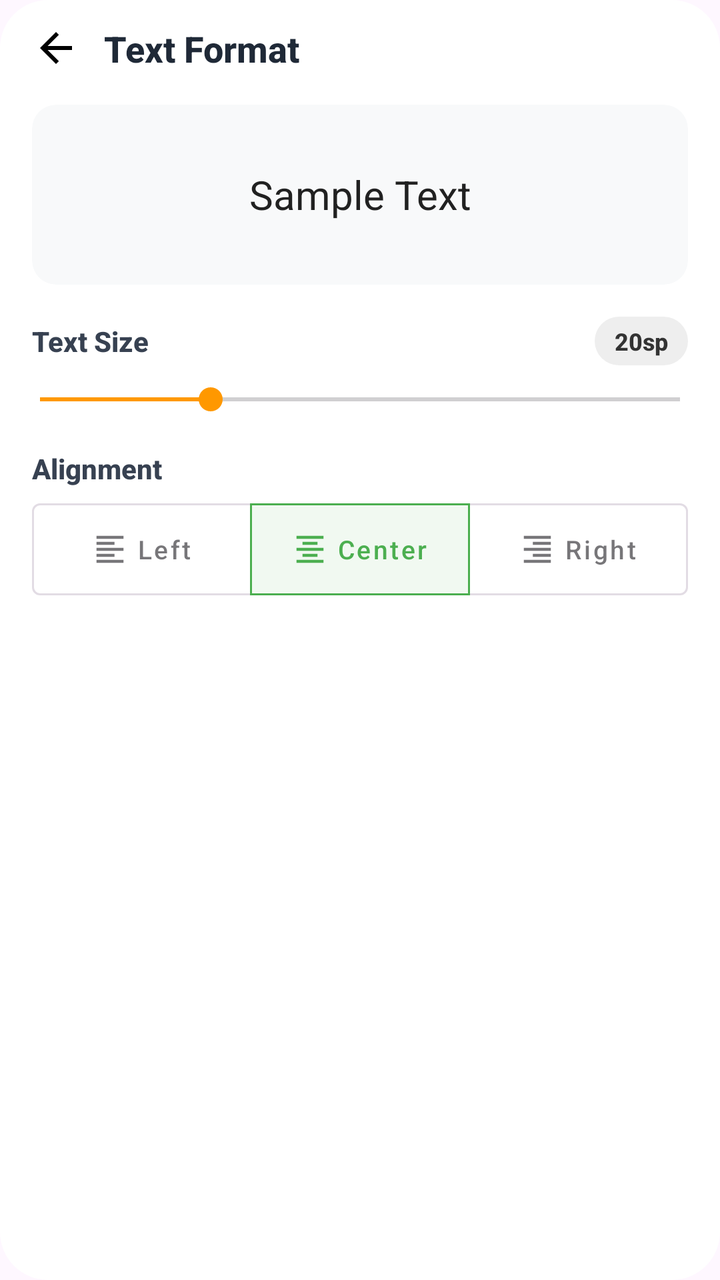
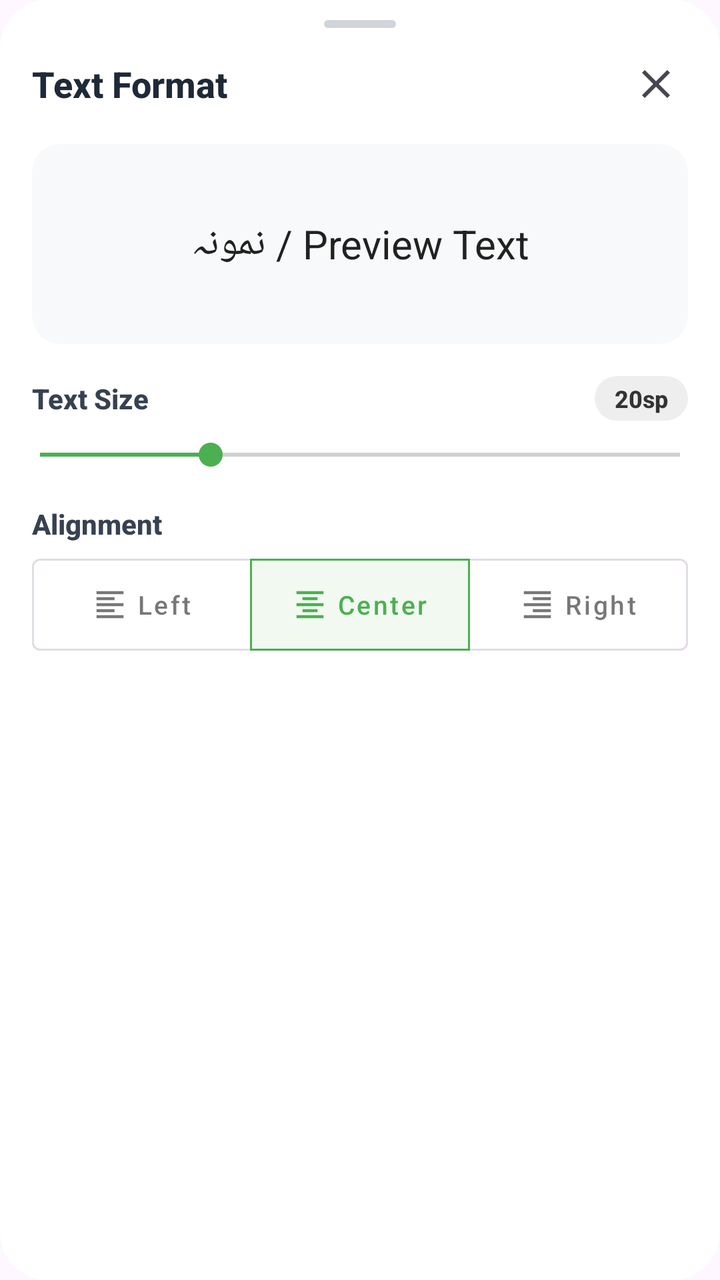

Screens rendered from an Android XML layout before and after an edit, with the pre-edit source and the edit as a unified diff.
<!-- AndroidManifest.xml: another module's application theme Theme.DialogHub -->
<!-- res/layout/dialog_text_format.xml -->
<?xml version="1.0" encoding="utf-8"?>
<LinearLayout xmlns:android="http://schemas.android.com/apk/res/android"
    xmlns:app="http://schemas.android.com/apk/res-auto"
    android:layout_width="match_parent"
    android:layout_height="wrap_content"
    android:layout_gravity="center"
    android:background="@drawable/rounded_background"
    android:orientation="vertical"
    android:paddingStart="16dp"
    android:paddingEnd="16dp"
    android:paddingBottom="20dp">

    
    <LinearLayout
        android:layout_width="match_parent"
        android:layout_height="wrap_content"
        android:gravity="center_vertical"
        android:paddingTop="12dp"
        android:paddingBottom="12dp">

        <ImageButton
            android:id="@+id/btnBack"
            android:layout_width="wrap_content"
            android:layout_height="wrap_content"
            android:background="?actionBarItemBackground"
            android:contentDescription="@string/back_button"
            android:paddingEnd="12dp"
            android:src="@drawable/arrow_back" />

        <TextView
            android:layout_width="0dp"
            android:layout_height="wrap_content"
            android:layout_weight="1"
            android:fontFamily="sans-serif-medium"
            android:text="@string/format_text"
            android:textColor="#1F2937"
            android:textSize="18sp"
            android:textStyle="bold" />
    </LinearLayout>

    
    <androidx.cardview.widget.CardView
        android:layout_width="match_parent"
        android:layout_height="90dp"
        android:layout_marginTop="4dp"
        android:layout_marginBottom="12dp"
        app:cardBackgroundColor="#F8F9FA"
        app:cardCornerRadius="12dp"
        app:cardElevation="0dp">

        <TextView
            android:id="@+id/tvLivePreview"
            android:layout_width="match_parent"
            android:layout_height="match_parent"
            android:gravity="center"
            android:padding="12dp"
            android:text="@string/sample_text"
            android:textColor="#212121"
            android:textSize="20sp" />
    </androidx.cardview.widget.CardView>

    
    <LinearLayout
        android:layout_width="match_parent"
        android:layout_height="wrap_content"
        android:gravity="center_vertical"
        android:orientation="horizontal"
        android:paddingTop="4dp">

        <TextView
            android:layout_width="0dp"
            android:layout_height="wrap_content"
            android:layout_weight="1"
            android:fontFamily="sans-serif-medium"
            android:text="@string/text_size"
            android:textColor="#374151"
            android:textSize="14sp"
            android:textStyle="bold" />

        <TextView
            android:id="@+id/tvSizeValue"
            android:layout_width="wrap_content"
            android:layout_height="wrap_content"
            android:background="@drawable/rounded_background"
            android:backgroundTint="#EEEEEE"
            android:fontFamily="sans-serif-medium"
            android:paddingStart="10dp"
            android:paddingTop="4dp"
            android:paddingEnd="10dp"
            android:paddingBottom="4dp"
            android:text="20sp"
            android:textColor="#333333"
            android:textSize="12sp"
            android:textStyle="bold" />
    </LinearLayout>

    <SeekBar
        android:id="@+id/seekBarTextSize"
        android:layout_width="match_parent"
        android:layout_height="wrap_content"
        android:layout_marginTop="8dp"
        android:max="30"
        android:paddingStart="4dp"
        android:paddingEnd="4dp"
        android:progress="8"
        android:progressTint="@color/yellow"
        android:thumbTint="@color/yellow" />

    
    <TextView
        android:layout_width="match_parent"
        android:layout_height="wrap_content"
        android:layout_marginTop="16dp"
        android:fontFamily="sans-serif-medium"
        android:text="@string/text_alignment"
        android:textColor="#374151"
        android:textSize="14sp"
        android:textStyle="bold" />

    
    <com.google.android.material.button.MaterialButtonToggleGroup
        android:id="@+id/toggleGroupAlignment"
        android:layout_width="match_parent"
        android:layout_height="wrap_content"
        android:layout_marginTop="8dp"
        app:checkedButton="@id/btnAlignCenter"
        app:selectionRequired="true"
        app:singleSelection="true">

        <com.google.android.material.button.MaterialButton
            android:id="@+id/btnAlignLeft"
            style="@style/Widget.MaterialComponents.Button.OutlinedButton"
            android:layout_width="0dp"
            android:layout_height="46dp"
            android:layout_weight="1"
            android:insetTop="0dp"
            android:insetBottom="0dp"
            android:paddingStart="4dp"
            android:paddingEnd="4dp"
            android:text="@string/align_left"
            android:textAllCaps="false"
            android:textSize="13sp"
            app:icon="@drawable/ic_align_left"
            app:iconGravity="textStart"
            app:iconPadding="4dp"
            app:iconSize="18dp" />

        <com.google.android.material.button.MaterialButton
            android:id="@+id/btnAlignCenter"
            style="@style/Widget.MaterialComponents.Button.OutlinedButton"
            android:layout_width="0dp"
            android:layout_height="46dp"
            android:layout_weight="1"
            android:insetTop="0dp"
            android:insetBottom="0dp"
            android:paddingStart="4dp"
            android:paddingEnd="4dp"
            android:text="@string/align_center"
            android:textAllCaps="false"
            android:textSize="13sp"
            app:icon="@drawable/ic_align_center"
            app:iconGravity="textStart"
            app:iconPadding="4dp"
            app:iconSize="18dp" />

        <com.google.android.material.button.MaterialButton
            android:id="@+id/btnAlignRight"
            style="@style/Widget.MaterialComponents.Button.OutlinedButton"
            android:layout_width="0dp"
            android:layout_height="46dp"
            android:layout_weight="1"
            android:insetTop="0dp"
            android:insetBottom="0dp"
            android:paddingStart="4dp"
            android:paddingEnd="4dp"
            android:text="@string/align_right"
            android:textAllCaps="false"
            android:textSize="13sp"
            app:icon="@drawable/ic_align_right"
            app:iconGravity="textStart"
            app:iconPadding="4dp"
            app:iconSize="18dp" />

    </com.google.android.material.button.MaterialButtonToggleGroup>

</LinearLayout>
<!-- resources referenced by this layout -->
<resources>
  <color name="yellow">#FF9800</color>
  <!-- drawable arrow_back (drawable) -->
  <vector xmlns:android="http://schemas.android.com/apk/res/android"
      android:width="24dp"
      android:height="24dp"
      android:viewportWidth="960"
      android:viewportHeight="960">
    <path
        android:pathData="m313,520 l224,224 -57,56 -320,-320 320,-320 57,56 -224,224h487v80L313,520Z"
        android:fillColor="#000000"/>
  </vector>
  <!-- drawable ic_align_center (drawable) -->
  <vector xmlns:android="http://schemas.android.com/apk/res/android"
      android:width="24dp"
      android:height="24dp"
      android:viewportWidth="24"
      android:viewportHeight="24">
      <path
          android:fillColor="#FF333333"
          android:pathData="M7,15v2h10v-2H7zm-4,6h18v-2H3v2zm0,-8h18v-2H3v2zm4,-6v2h10V7H7zM3,3v2h18V3H3z"/>
  </vector>
  <!-- drawable ic_align_left (drawable) -->
  <vector xmlns:android="http://schemas.android.com/apk/res/android"
      android:width="24dp"
      android:height="24dp"
      android:viewportWidth="24"
      android:viewportHeight="24">
      <path
          android:fillColor="#FF333333"
          android:pathData="M15,15H3v2h12v-2zm0,-8H3v2h12V7zM3,13h18v-2H3v2zm0,8h18v-2H3v2zM3,3v2h18V3H3z"/>
  </vector>
  <!-- drawable ic_align_right (drawable) -->
  <vector xmlns:android="http://schemas.android.com/apk/res/android"
      android:width="24dp"
      android:height="24dp"
      android:viewportWidth="24"
      android:viewportHeight="24">
      <path
          android:fillColor="#FF333333"
          android:pathData="M3,21h18v-2H3v2zm6,-4h12v-2H9v2zm-6,-4h18v-2H3v2zm6,-4h12V7H9v2zM3,3v2h18V3H3z"/>
  </vector>
  <!-- drawable rounded_background (drawable) -->
  <?xml version="1.0" encoding="utf-8"?>
  <shape xmlns:android="http://schemas.android.com/apk/res/android"
      android:shape="rectangle">
      <solid android:color="#FFFFFF" />
      <corners android:radius="24dp" />
  </shape>
  <string name="align_center">Center</string>
  <string name="align_left">Left</string>
  <string name="align_right">Right</string>
  <string name="back_button">Back Button</string>
  <string name="format_text">Text Format</string>
  <string name="sample_text">Sample Text</string>
  <string name="text_alignment">Alignment</string>
  <string name="text_size">Text Size</string>
  <style name="Theme.DialogHub" parent="Base.Theme.DialogHub" />
  <style name="Base.Theme.DialogHub" parent="Theme.Material3.DayNight.NoActionBar">
          <item name="colorPrimary">#4CAF50</item>
      </style>
</resources>

<!-- the commit's change to res/layout/dialog_text_format.xml (unified diff, before → after) -->
@@ -11,21 +11,22 @@
     android:paddingBottom="20dp">
 
     
+    <View
+        android:id="@+id/dragHandle"
+        android:layout_width="36dp"
+        android:layout_height="4dp"
+        android:layout_gravity="center_horizontal"
+        android:layout_marginTop="10dp"
+        android:layout_marginBottom="4dp"
+        android:background="@drawable/bg_drag_handle" />
+
+    
     <LinearLayout
         android:layout_width="match_parent"
         android:layout_height="wrap_content"
         android:gravity="center_vertical"
-        android:paddingTop="12dp"
-        android:paddingBottom="12dp">
-
-        <ImageButton
-            android:id="@+id/btnBack"
-            android:layout_width="wrap_content"
-            android:layout_height="wrap_content"
-            android:background="?actionBarItemBackground"
-            android:contentDescription="@string/back_button"
-            android:paddingEnd="12dp"
-            android:src="@drawable/arrow_back" />
+        android:paddingTop="8dp"
+        android:paddingBottom="10dp">
 
         <TextView
             android:layout_width="0dp"
@@ -36,16 +37,24 @@
             android:textColor="#1F2937"
             android:textSize="18sp"
             android:textStyle="bold" />
+
+        <ImageButton
+            android:id="@+id/btnClose"
+            android:layout_width="32dp"
+            android:layout_height="32dp"
+            android:background="?actionBarItemBackground"
+            android:contentDescription="Close"
+            android:src="@drawable/ic_close" />
     </LinearLayout>
 
     
     <androidx.cardview.widget.CardView
         android:layout_width="match_parent"
-        android:layout_height="90dp"
+        android:layout_height="100dp"
         android:layout_marginTop="4dp"
-        android:layout_marginBottom="12dp"
+        android:layout_marginBottom="16dp"
         app:cardBackgroundColor="#F8F9FA"
-        app:cardCornerRadius="12dp"
+        app:cardCornerRadius="14dp"
         app:cardElevation="0dp">
 
         <TextView
@@ -54,8 +63,9 @@
             android:layout_height="match_parent"
             android:gravity="center"
             android:padding="12dp"
-            android:text="@string/sample_text"
+            android:text="Preview Text / نمونہ"
             android:textColor="#212121"
+            android:textDirection="anyRtl"
             android:textSize="20sp" />
     </androidx.cardview.widget.CardView>
 
@@ -64,8 +74,7 @@
         android:layout_width="match_parent"
         android:layout_height="wrap_content"
         android:gravity="center_vertical"
-        android:orientation="horizontal"
-        android:paddingTop="4dp">
+        android:orientation="horizontal">
 
         <TextView
             android:layout_width="0dp"
@@ -85,9 +94,9 @@
             android:backgroundTint="#EEEEEE"
             android:fontFamily="sans-serif-medium"
             android:paddingStart="10dp"
-            android:paddingTop="4dp"
+            android:paddingTop="3dp"
             android:paddingEnd="10dp"
-            android:paddingBottom="4dp"
+            android:paddingBottom="3dp"
             android:text="20sp"
             android:textColor="#333333"
             android:textSize="12sp"
@@ -103,8 +112,8 @@
         android:paddingStart="4dp"
         android:paddingEnd="4dp"
         android:progress="8"
-        android:progressTint="@color/yellow"
-        android:thumbTint="@color/yellow" />
+        android:progressTint="?attr/colorPrimary"
+        android:thumbTint="?attr/colorPrimary" />
 
     
     <TextView
<!-- resource entries referenced after the edit -->
@@ -1,16 +1,12 @@
 <!-- resources referenced by this layout -->
 <resources>
-  <color name="yellow">#FF9800</color>
-  <!-- drawable arrow_back (drawable) -->
-  <vector xmlns:android="http://schemas.android.com/apk/res/android"
-      android:width="24dp"
-      android:height="24dp"
-      android:viewportWidth="960"
-      android:viewportHeight="960">
-    <path
-        android:pathData="m313,520 l224,224 -57,56 -320,-320 320,-320 57,56 -224,224h487v80L313,520Z"
-        android:fillColor="#000000"/>
-  </vector>
+  <!-- drawable bg_drag_handle (drawable) -->
+  ﻿<?xml version="1.0" encoding="utf-8"?>
+  <shape xmlns:android="http://schemas.android.com/apk/res/android"
+      android:shape="rectangle">
+      <solid android:color="#D1D5DB" />
+      <corners android:radius="3dp" />
+  </shape>
   <!-- drawable ic_align_center (drawable) -->
   <vector xmlns:android="http://schemas.android.com/apk/res/android"
       android:width="24dp"
@@ -41,6 +37,17 @@
           android:fillColor="#FF333333"
           android:pathData="M3,21h18v-2H3v2zm6,-4h12v-2H9v2zm-6,-4h18v-2H3v2zm6,-4h12V7H9v2zM3,3v2h18V3H3z"/>
   </vector>
+  <!-- drawable ic_close (drawable) -->
+  ﻿<vector xmlns:android="http://schemas.android.com/apk/res/android"
+      android:width="24dp"
+      android:height="24dp"
+      android:viewportWidth="24"
+      android:viewportHeight="24"
+      android:tint="?attr/colorControlNormal">
+    <path
+        android:fillColor="@android:color/white"
+        android:pathData="M19,6.41L17.59,5 12,10.59 6.41,5 5,6.41 10.59,12 5,17.59 6.41,19 12,13.41 17.59,19 19,17.59 13.41,12z"/>
+  </vector>
   <!-- drawable rounded_background (drawable) -->
   <?xml version="1.0" encoding="utf-8"?>
   <shape xmlns:android="http://schemas.android.com/apk/res/android"
@@ -51,9 +58,7 @@
   <string name="align_center">Center</string>
   <string name="align_left">Left</string>
   <string name="align_right">Right</string>
-  <string name="back_button">Back Button</string>
   <string name="format_text">Text Format</string>
-  <string name="sample_text">Sample Text</string>
   <string name="text_alignment">Alignment</string>
   <string name="text_size">Text Size</string>
   <style name="Theme.DialogHub" parent="Base.Theme.DialogHub" />
